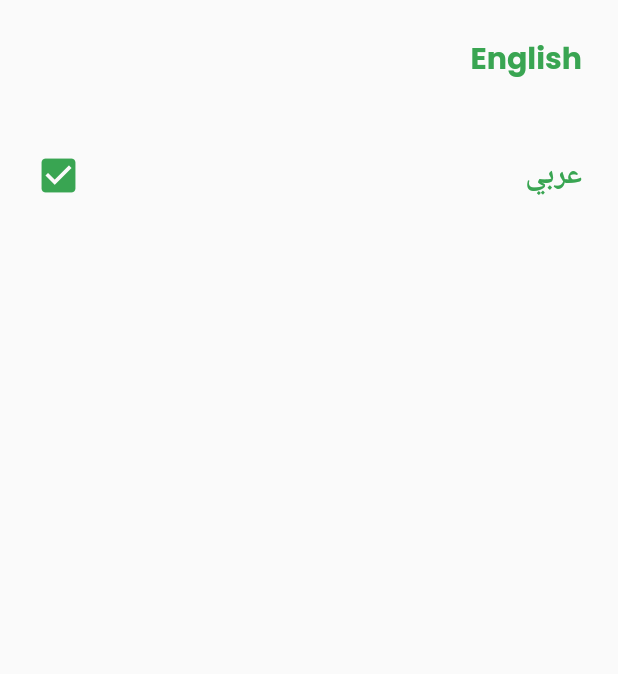
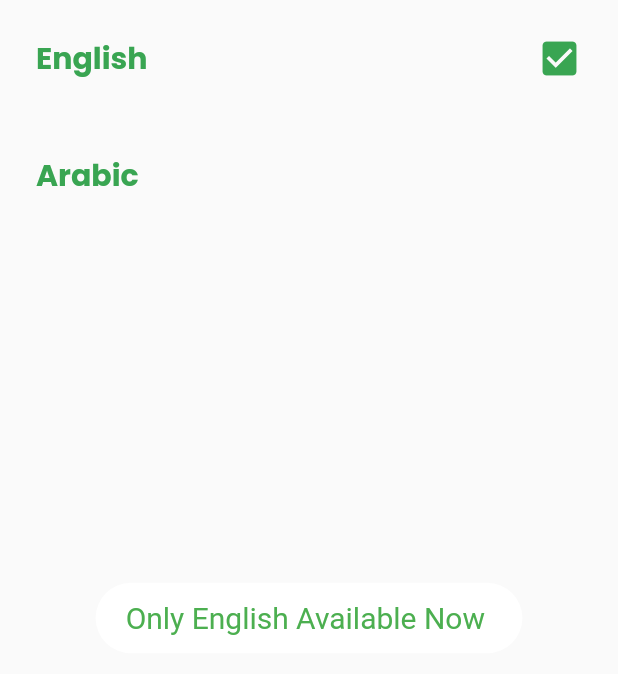
Before and after one commit to Maisherif20/news_application, a Flutter app: the LanguageSelectorBottomSheet widget shown alone on an empty page, opened directly, after a tap on "Arabic", on a phone screen of 412 x 824 dp. Shown: the top 674 px of the screen. Run offline on Flutter 3.47's test engine with Material 3 defaults, Android fonts, the phone set to English and light mode, and no system bars; our stand-ins replace cached_network_image, flutter_bloc, fluttertoast, google_fonts, shared_preferences; accounts and stored records are empty; generated files the repository leaves out were written again.

```diff
--- a/lib/ui/settingsTab/languageSelectorBottomSheet.dart
+++ b/lib/ui/settingsTab/languageSelectorBottomSheet.dart
@@ -2,6 +2,8 @@ import 'package:flutter/material.dart';
 import 'package:news_application/providers/settingProvider.dart';
 import 'package:provider/provider.dart';
 import 'package:flutter_gen/gen_l10n/app_localizations.dart';
+import 'package:fluttertoast/fluttertoast.dart';
+
 class LanguageSelectorBottomSheet extends StatefulWidget {
   @override
   State<LanguageSelectorBottomSheet> createState() =>
@@ -20,13 +22,25 @@ class _LanguageSelectorBottomSheetState
             onTap: () {
               settingProvider.changeLang('en');
             },
-            child:settingProvider.currentLang =='en' ?getSelectedItem("English"):getUnSelectedItem("English"),
+            child: settingProvider.currentLang == 'en'
+                ? getSelectedItem("English")
+                : getUnSelectedItem("English"),
           ),
           InkWell(
             onTap: () {
-              settingProvider.changeLang('ar');
+              Fluttertoast.showToast(
+                  msg: "Only English Available Now ",
+                  toastLength: Toast.LENGTH_SHORT,
+                  gravity: ToastGravity.CENTER,
+                  timeInSecForIosWeb: 1,
+                  backgroundColor: Colors.white,
+                  textColor: Colors.green,
+                  fontSize: 20.0);
+
             },
-            child:settingProvider.currentLang =='ar'? getSelectedItem(AppLocalizations.of(context)!.arabic):getUnSelectedItem(AppLocalizations.of(context)!.arabic),
+            child: settingProvider.currentLang == 'ar'
+                ? getSelectedItem(AppLocalizations.of(context)!.arabic)
+                : getUnSelectedItem(AppLocalizations.of(context)!.arabic),
           )
         ],
       ),
--- a/pubspec.yaml
+++ b/pubspec.yaml
@@ -45,6 +45,7 @@ dependencies:
   intl: any
   provider: ^6.1.2
   shared_preferences: ^2.2.3
+  fluttertoast: ^8.2.5
 
 dev_dependencies:
   flutter_test:
```
Also changed, not shown: pubspec.lock.
